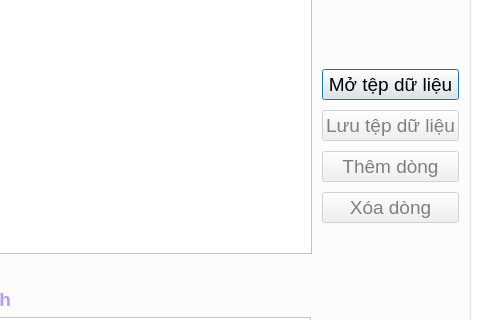
Old version of the form DTID3_GUI.ui in the repository NghiLamPhuc/DecisionTreeID3; both pictures show x 446 to 926 and y 178 to 498 of the 926 by 945 pixel window.
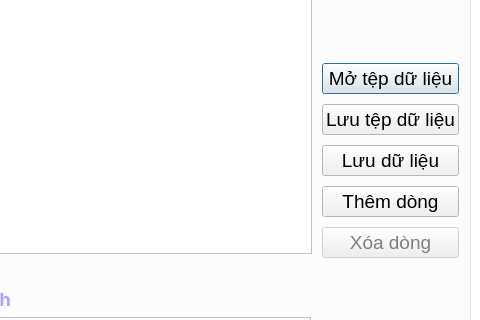
New version of the form.

Commit message: Thêm nút.

```diff
--- a/DTID3_GUI.ui
+++ b/DTID3_GUI.ui
@@ -589,7 +589,7 @@
              <item>
               <widget class="QPushButton" name="btnExport">
                <property name="enabled">
-                <bool>false</bool>
+                <bool>true</bool>
                </property>
                <property name="font">
                 <font>
@@ -603,10 +603,22 @@
                </property>
               </widget>
              </item>
+             <item>
+              <widget class="QPushButton" name="btnSave">
+               <property name="font">
+                <font>
+                 <pointsize>14</pointsize>
+                </font>
+               </property>
+               <property name="text">
+                <string>Lưu dữ liệu</string>
+               </property>
+              </widget>
+             </item>
              <item>
               <widget class="QPushButton" name="btnAdd">
                <property name="enabled">
-                <bool>false</bool>
+                <bool>true</bool>
                </property>
                <property name="font">
                 <font>
```
